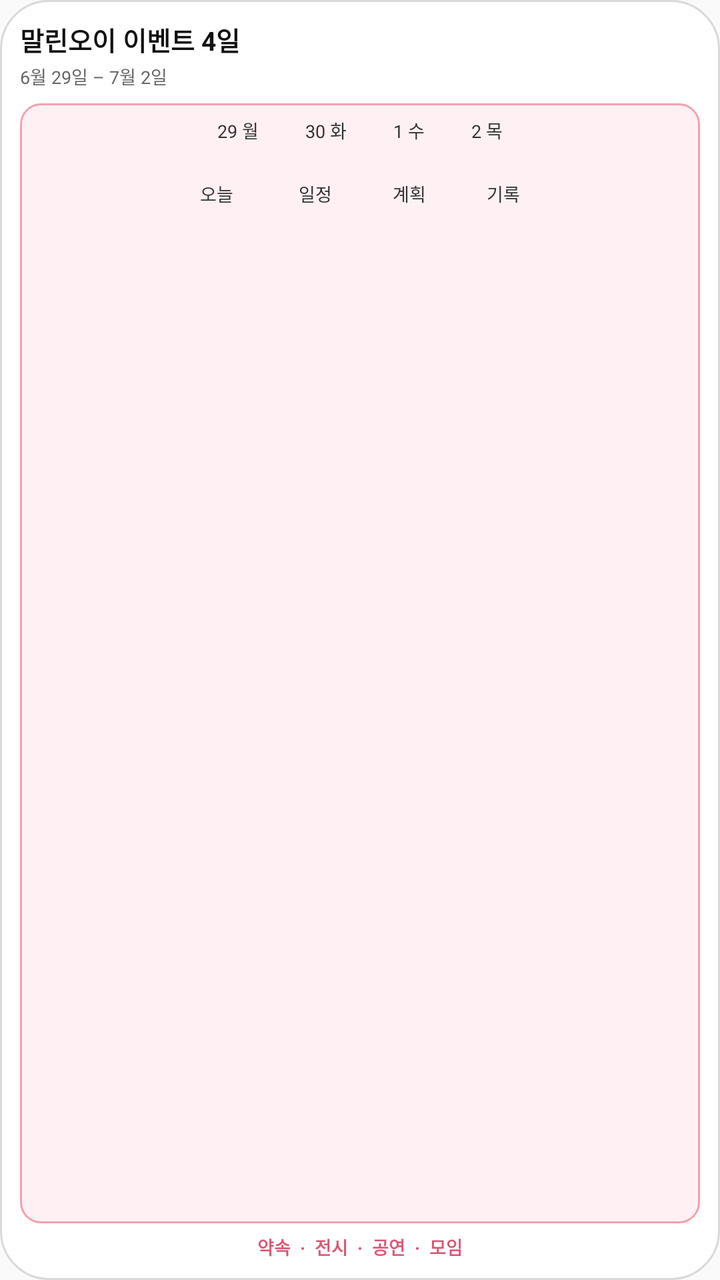
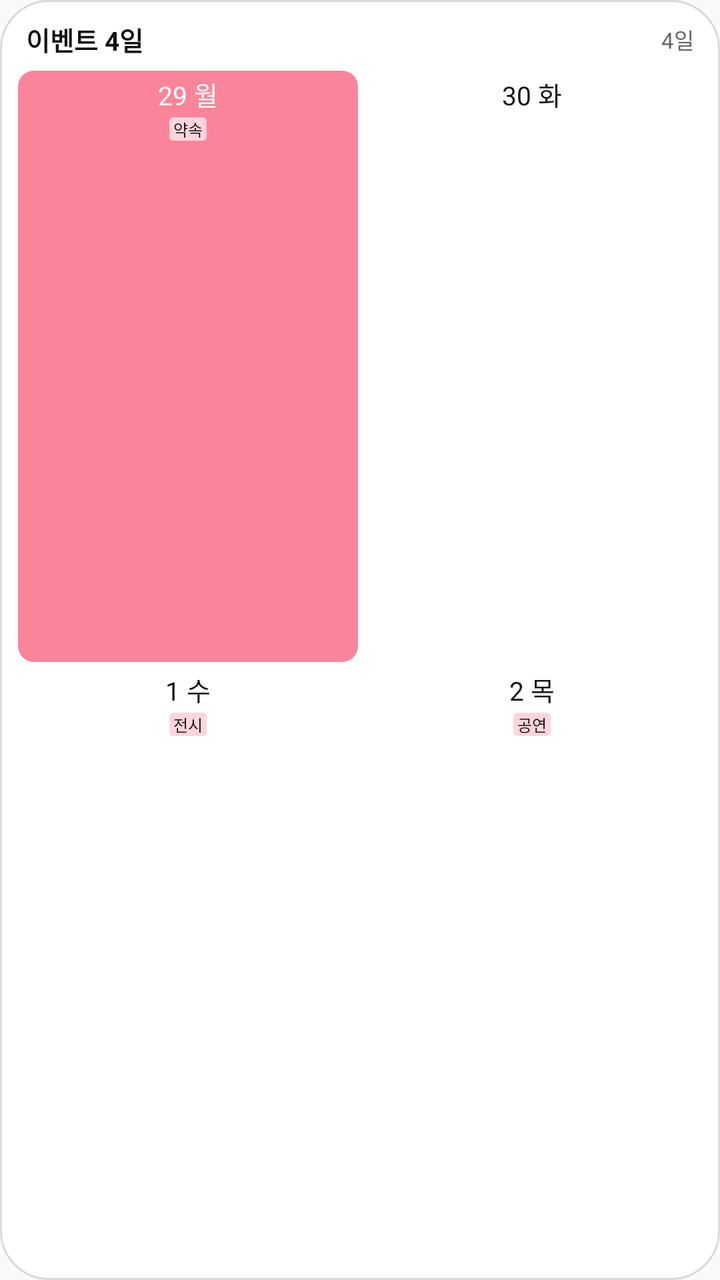

The first picture is an Android layout as it rendered before a commit; the second is the same layout after the commit. The layout source and the unified diff follow.
<!-- AndroidManifest.xml: application theme AppTheme -->
<!-- res/layout/widget_preview_event_four_days.xml -->
<?xml version="1.0" encoding="utf-8"?>
<LinearLayout xmlns:android="http://schemas.android.com/apk/res/android"
    android:layout_width="match_parent"
    android:layout_height="match_parent"
    android:background="@drawable/widget_background"
    android:orientation="vertical"
    android:padding="10dp">

    <TextView
        style="@style/MallinoiWidgetPreviewTitle"
        android:text="말린오이 이벤트 4일" />

    <TextView
        style="@style/MallinoiWidgetPreviewSubtitle"
        android:text="6월 29일 – 7월 2일" />

    <TextView
        style="@style/MallinoiWidgetPreviewBody"
        android:background="@drawable/widget_preview_grid_event"
        android:text="29 월          30 화          1 수          2 목\n\n오늘              일정             계획             기록" />

    <TextView
        style="@style/MallinoiWidgetPreviewSample"
        android:text="약속  ·  전시  ·  공연  ·  모임"
        android:textColor="#D95773" />
</LinearLayout>
<!-- resources referenced by this layout -->
<resources>
  <!-- drawable widget_preview_grid_event (drawable) -->
  <?xml version="1.0" encoding="utf-8"?>
  <shape xmlns:android="http://schemas.android.com/apk/res/android">
      <solid android:color="#FFF0F3" />
      <stroke android:width="1dp" android:color="#F4A0B1" />
      <corners android:radius="10dp" />
  </shape>
  <style name="MallinoiWidgetPreviewBody">
          <item name="android:layout_width">match_parent</item>
          <item name="android:layout_height">0dp</item>
          <item name="android:layout_marginTop">7dp</item>
          <item name="android:layout_weight">1</item>
          <item name="android:gravity">top|center_horizontal</item>
          <item name="android:includeFontPadding">true</item>
          <item name="android:lineSpacingExtra">4dp</item>
          <item name="android:padding">7dp</item>
          <item name="android:textColor">#303030</item>
          <item name="android:textSize">9sp</item>
      </style>
  <style name="MallinoiWidgetPreviewSample">
          <item name="android:layout_width">match_parent</item>
          <item name="android:layout_height">wrap_content</item>
          <item name="android:layout_marginTop">5dp</item>
          <item name="android:ellipsize">end</item>
          <item name="android:gravity">center</item>
          <item name="android:singleLine">true</item>
          <item name="android:textSize">9sp</item>
          <item name="android:textStyle">bold</item>
      </style>
  <style name="MallinoiWidgetPreviewSubtitle">
          <item name="android:layout_width">match_parent</item>
          <item name="android:layout_height">wrap_content</item>
          <item name="android:layout_marginTop">2dp</item>
          <item name="android:textColor">#666666</item>
          <item name="android:textSize">9sp</item>
      </style>
  <style name="MallinoiWidgetPreviewTitle">
          <item name="android:layout_width">match_parent</item>
          <item name="android:layout_height">wrap_content</item>
          <item name="android:ellipsize">end</item>
          <item name="android:singleLine">true</item>
          <item name="android:textColor">#111111</item>
          <item name="android:textSize">13sp</item>
          <item name="android:textStyle">bold</item>
      </style>
  <style name="AppTheme" parent="Theme.AppCompat.Light.DarkActionBar">
          
          <item name="colorPrimary">@color/colorPrimary</item>
          <item name="colorPrimaryDark">@color/colorPrimaryDark</item>
          <item name="colorAccent">@color/colorAccent</item>
      </style>
  <color tools:ignore="UnusedResources" name="colorPrimary">#3F51B5</color>
  <color tools:ignore="UnusedResources" name="colorPrimaryDark">#303F9F</color>
  <color tools:ignore="UnusedResources" name="colorAccent">#FF4081</color>
  <!-- unchanged entries left out for length: 1 -->
</resources>

<!-- the commit's change to res/layout/widget_preview_event_four_days.xml (unified diff, before → after) -->
@@ -4,23 +4,90 @@
     android:layout_height="match_parent"
     android:background="@drawable/widget_background"
     android:orientation="vertical"
-    android:padding="10dp">
+    android:paddingLeft="8dp"
+    android:paddingTop="10dp"
+    android:paddingRight="8dp"
+    android:paddingBottom="10dp">
 
-    <TextView
-        style="@style/MallinoiWidgetPreviewTitle"
-        android:text="말린오이 이벤트 4일" />
+    <LinearLayout
+        android:layout_width="match_parent"
+        android:layout_height="wrap_content"
+        android:gravity="center_vertical"
+        android:orientation="horizontal"
+        android:paddingLeft="5dp"
+        android:paddingRight="5dp">
 
-    <TextView
-        style="@style/MallinoiWidgetPreviewSubtitle"
-        android:text="6월 29일 – 7월 2일" />
+        <TextView
+            style="@style/MallinoiWidgetPreviewTitle"
+            android:text="이벤트 4일" />
 
-    <TextView
-        style="@style/MallinoiWidgetPreviewBody"
-        android:background="@drawable/widget_preview_grid_event"
-        android:text="29 월          30 화          1 수          2 목\n\n오늘              일정             계획             기록" />
+        <TextView
+            style="@style/MallinoiWidgetPreviewSubtitle"
+            android:text="4일" />
+    </LinearLayout>
 
-    <TextView
-        style="@style/MallinoiWidgetPreviewSample"
-        android:text="약속  ·  전시  ·  공연  ·  모임"
-        android:textColor="#D95773" />
+    <LinearLayout
+        android:layout_width="match_parent"
+        android:layout_height="0dp"
+        android:layout_marginTop="5dp"
+        android:layout_weight="1"
+        android:orientation="vertical">
+
+    <LinearLayout
+        style="@style/MallinoiWidgetPreviewRow">
+
+        <LinearLayout
+            style="@style/MallinoiWidgetPreviewDay"
+            android:background="@drawable/widget_today_event_background">
+
+            <TextView
+                style="@style/MallinoiWidgetPreviewDateFourDay"
+                android:text="29 월"
+                android:textColor="#FFFFFF" />
+
+            <TextView
+                style="@style/MallinoiWidgetPreviewChip"
+                android:background="@drawable/widget_preview_chip_event"
+                android:text="약속" />
+        </LinearLayout>
+
+        <LinearLayout
+            style="@style/MallinoiWidgetPreviewDay">
+
+            <TextView
+                style="@style/MallinoiWidgetPreviewDateFourDay"
+                android:text="30 화" />
+        </LinearLayout>
+    </LinearLayout>
+
+    <LinearLayout
+        style="@style/MallinoiWidgetPreviewRow">
+
+        <LinearLayout
+            style="@style/MallinoiWidgetPreviewDay">
+
+            <TextView
+                style="@style/MallinoiWidgetPreviewDateFourDay"
+                android:text="1 수" />
+
+            <TextView
+                style="@style/MallinoiWidgetPreviewChip"
+                android:background="@drawable/widget_preview_chip_event"
+                android:text="전시" />
+        </LinearLayout>
+
+        <LinearLayout
+            style="@style/MallinoiWidgetPreviewDay">
+
+            <TextView
+                style="@style/MallinoiWidgetPreviewDateFourDay"
+                android:text="2 목" />
+
+            <TextView
+                style="@style/MallinoiWidgetPreviewChip"
+                android:background="@drawable/widget_preview_chip_event"
+                android:text="공연" />
+        </LinearLayout>
+    </LinearLayout>
+    </LinearLayout>
 </LinearLayout>
<!-- resource entries referenced after the edit -->
@@ -1,44 +1,64 @@
 <!-- resources referenced by this layout -->
 <resources>
-  <!-- drawable widget_preview_grid_event (drawable) -->
+  <!-- drawable widget_preview_chip_event (drawable) -->
   <?xml version="1.0" encoding="utf-8"?>
   <shape xmlns:android="http://schemas.android.com/apk/res/android">
-      <solid android:color="#FFF0F3" />
-      <stroke android:width="1dp" android:color="#F4A0B1" />
-      <corners android:radius="10dp" />
+      <solid android:color="#FFD5DD" />
+      <corners android:radius="2dp" />
   </shape>
-  <style name="MallinoiWidgetPreviewBody">
+  <!-- drawable widget_today_event_background (drawable) -->
+  <?xml version="1.0" encoding="utf-8"?>
+  <shape xmlns:android="http://schemas.android.com/apk/res/android">
+      <solid android:color="#fa859a" />
+      <corners android:radius="8dp" />
+  </shape>
+  <style name="MallinoiWidgetPreviewChip">
+          <item name="android:layout_width">wrap_content</item>
+          <item name="android:layout_height">wrap_content</item>
+          <item name="android:layout_marginTop">2dp</item>
+          <item name="android:ellipsize">end</item>
+          <item name="android:gravity">center</item>
+          <item name="android:maxLines">1</item>
+          <item name="android:paddingLeft">2dp</item>
+          <item name="android:paddingRight">2dp</item>
+          <item name="android:singleLine">true</item>
+          <item name="android:textColor">#111111</item>
+          <item name="android:textSize">8sp</item>
+      </style>
+  <style name="MallinoiWidgetPreviewDateFourDay">
+          <item name="android:layout_width">match_parent</item>
+          <item name="android:layout_height">wrap_content</item>
+          <item name="android:gravity">center</item>
+          <item name="android:includeFontPadding">true</item>
+          <item name="android:textColor">#111111</item>
+          <item name="android:textSize">13sp</item>
+      </style>
+  <style name="MallinoiWidgetPreviewDay">
+          <item name="android:layout_width">0dp</item>
+          <item name="android:layout_height">match_parent</item>
+          <item name="android:layout_margin">1dp</item>
+          <item name="android:layout_weight">1</item>
+          <item name="android:background">@drawable/widget_day_background</item>
+          <item name="android:gravity">top|center_horizontal</item>
+          <item name="android:orientation">vertical</item>
+          <item name="android:padding">2dp</item>
+      </style>
+  <style name="MallinoiWidgetPreviewRow">
           <item name="android:layout_width">match_parent</item>
           <item name="android:layout_height">0dp</item>
-          <item name="android:layout_marginTop">7dp</item>
           <item name="android:layout_weight">1</item>
-          <item name="android:gravity">top|center_horizontal</item>
-          <item name="android:includeFontPadding">true</item>
-          <item name="android:lineSpacingExtra">4dp</item>
-          <item name="android:padding">7dp</item>
-          <item name="android:textColor">#303030</item>
-          <item name="android:textSize">9sp</item>
-      </style>
-  <style name="MallinoiWidgetPreviewSample">
-          <item name="android:layout_width">match_parent</item>
-          <item name="android:layout_height">wrap_content</item>
-          <item name="android:layout_marginTop">5dp</item>
-          <item name="android:ellipsize">end</item>
-          <item name="android:gravity">center</item>
-          <item name="android:singleLine">true</item>
-          <item name="android:textSize">9sp</item>
-          <item name="android:textStyle">bold</item>
+          <item name="android:orientation">horizontal</item>
       </style>
   <style name="MallinoiWidgetPreviewSubtitle">
-          <item name="android:layout_width">match_parent</item>
+          <item name="android:layout_width">wrap_content</item>
           <item name="android:layout_height">wrap_content</item>
-          <item name="android:layout_marginTop">2dp</item>
           <item name="android:textColor">#666666</item>
-          <item name="android:textSize">9sp</item>
+          <item name="android:textSize">11sp</item>
       </style>
   <style name="MallinoiWidgetPreviewTitle">
-          <item name="android:layout_width">match_parent</item>
+          <item name="android:layout_width">0dp</item>
           <item name="android:layout_height">wrap_content</item>
+          <item name="android:layout_weight">1</item>
           <item name="android:ellipsize">end</item>
           <item name="android:singleLine">true</item>
           <item name="android:textColor">#111111</item>
@@ -51,6 +71,12 @@
           <item name="colorPrimaryDark">@color/colorPrimaryDark</item>
           <item name="colorAccent">@color/colorAccent</item>
       </style>
+  <!-- drawable widget_day_background (drawable) -->
+  <?xml version="1.0" encoding="utf-8"?>
+  <shape xmlns:android="http://schemas.android.com/apk/res/android">
+      <solid android:color="#ffffff" />
+      <corners android:radius="8dp" />
+  </shape>
   <color tools:ignore="UnusedResources" name="colorPrimary">#3F51B5</color>
   <color tools:ignore="UnusedResources" name="colorPrimaryDark">#303F9F</color>
   <color tools:ignore="UnusedResources" name="colorAccent">#FF4081</color>
